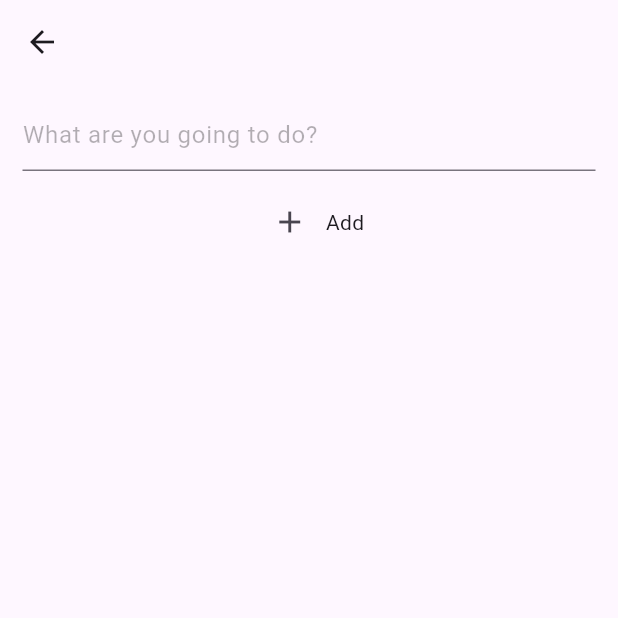
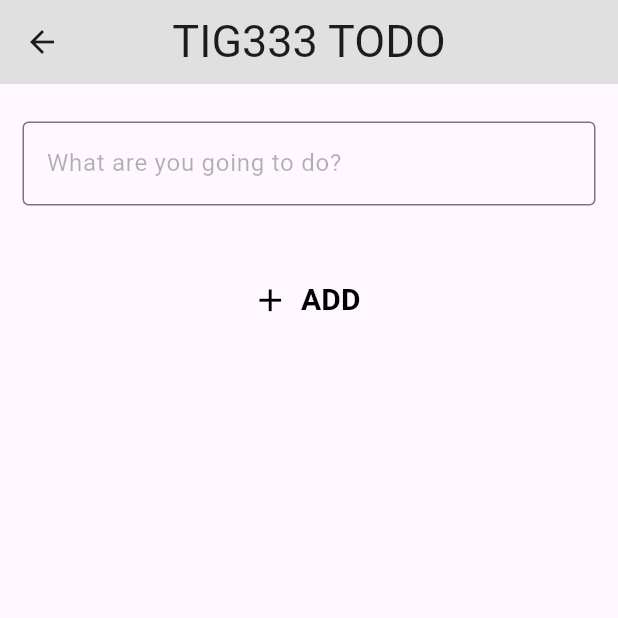
Before and after one commit to gu-tig333-ht24/guspasema, a Flutter app: the AddTask screen opened directly, on a phone screen of 412 x 824 dp, the top half of it. Run offline on Flutter 3.47's test engine with Material 3 defaults, Android fonts, the phone set to English and light mode, and no system bars; missing offline and left inert: dart:ffi.

Commit message:
steg1 complete

```diff
--- a/lib/main.dart
+++ b/lib/main.dart
@@ -47,24 +47,58 @@ class MyHomePage extends StatelessWidget {
       Task("Write a book", false),
     ];
     return Scaffold(
-      appBar: AppBar(title: const Text("TIG333 TODO")),
+      appBar: AppBar(
+        centerTitle: true,
+        title: const Text(
+          "TIG333 TODO",
+          style: TextStyle(fontSize: 30),
+        ),
+        backgroundColor: const Color.fromARGB(255, 224, 224, 224),
+        scrolledUnderElevation: 0,
+        actions: [
+          PopupMenuButton<int>(
+            color: (Colors.white),
+            itemBuilder: (context) => [
+              PopupMenuItem(
+                child: Text("all"),
+              ),
+              PopupMenuItem(
+                child: Text("done"),
+              ),
+              PopupMenuItem(
+                child: Text("undone"),
+              ),
+            ],
+          ),
+        ],
+      ),
       body: ListView(
         children: tasks
             .map((task) => _item(context, task.taskName, task.isComplete))
             .toList(), //map är en iterator som returerar en lista
       ),
-
       //när du klickar på knappen så kommer du navigeras till AddTask vyn
       //den gör detta via en stack, och vyn pushas till toppen av stacken med funktionen push
-      floatingActionButton: FloatingActionButton(onPressed: () {
-        Navigator.push(
-            context, MaterialPageRoute(builder: (context) => AddTask()));
-      }),
+
+      floatingActionButton: RawMaterialButton(
+        onPressed: () {
+          Navigator.push(
+              context, MaterialPageRoute(builder: (context) => AddTask()));
+        },
+        fillColor: const Color.fromARGB(255, 224, 224, 224),
+        shape: CircleBorder(),
+        child: Icon(
+          Icons.add,
+          size: 75,
+          color: Colors.white,
+        ),
+      ),
     );
   }
 
   Widget _item(BuildContext context, task, bool isComplete) {
     return GestureDetector(
+      //gesture detect används eftersom det inte är en knapp utan bara en lista med items
       onTap: () {},
       child: Row(
         mainAxisAlignment: MainAxisAlignment.center,
@@ -91,34 +125,54 @@ class MyHomePage extends StatelessWidget {
   }
 }
 
+//add task vyn, man kommer hit genom att trycka pluset i homepage vyn
 class AddTask extends StatelessWidget {
   @override
   Widget build(BuildContext context) {
     return Scaffold(
-      appBar: AppBar(),
+      appBar: AppBar(
+        centerTitle: true,
+        title: const Text(
+          "TIG333 TODO",
+          style: TextStyle(fontSize: 30),
+        ),
+        backgroundColor: const Color.fromARGB(255, 224, 224, 224),
+        scrolledUnderElevation: 0,
+      ),
       body: Center(
         child: Column(
           mainAxisAlignment: MainAxisAlignment.start,
           crossAxisAlignment: CrossAxisAlignment.center,
           children: [
             Padding(
-              padding: EdgeInsets.fromLTRB(15, 10, 15, 10),
+              padding: EdgeInsets.fromLTRB(15, 25, 15, 35),
               child: TextField(
                 decoration: InputDecoration(
+                    //dekorationer för textfältet
+                    border: OutlineInputBorder(
+                      borderRadius: BorderRadius.all(Radius.circular(4)),
+                      borderSide: BorderSide(width: 2, color: Colors.black),
+                    ),
+                    focusedBorder: OutlineInputBorder(
+                      borderSide: BorderSide(width: 2, color: Colors.black),
+                    ),
                     hintStyle: TextStyle(color: Colors.black.withOpacity(0.3)),
                     hintText: "What are you going to do?"),
               ),
             ),
-            Row(
-              mainAxisAlignment: MainAxisAlignment.center,
-              crossAxisAlignment: CrossAxisAlignment.center,
-              children: [
-                IconButton(
-                  icon: Icon(Icons.add),
-                  onPressed: () {},
-                ),
-                Text("Add"),
-              ],
+            FloatingActionButton.extended(
+              //extended gör att både en icon och text kan vara i knappen
+              elevation: 0,
+              label: Text("ADD",
+                  style: TextStyle(fontWeight: FontWeight.bold, fontSize: 20)),
+              icon: Icon(
+                Icons.add,
+                size: 25,
+              ),
+              backgroundColor: Colors.transparent,
+              foregroundColor: Colors.black,
+              splashColor: const Color.fromARGB(255, 202, 202, 202),
+              onPressed: () {}, //knappen gör inget än
             )
           ],
         ),
```
